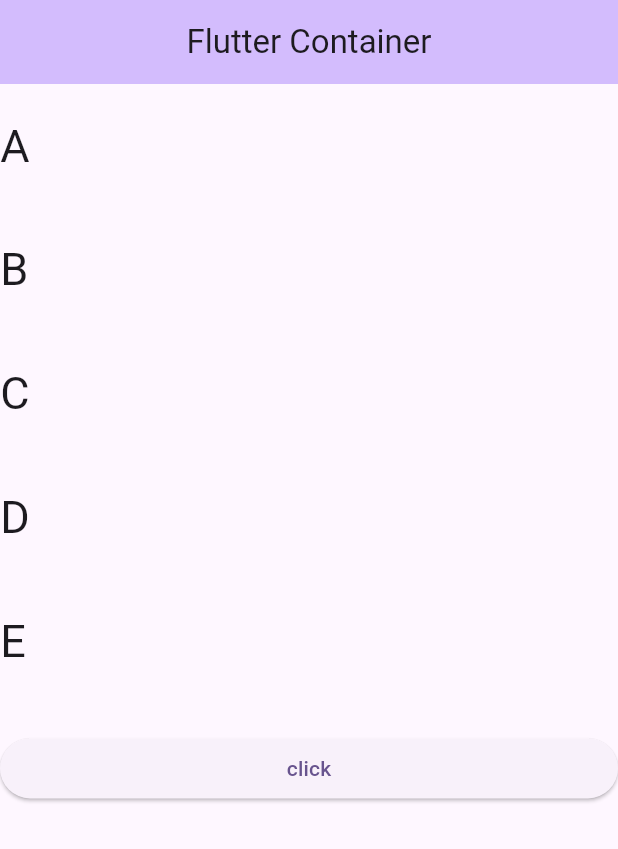
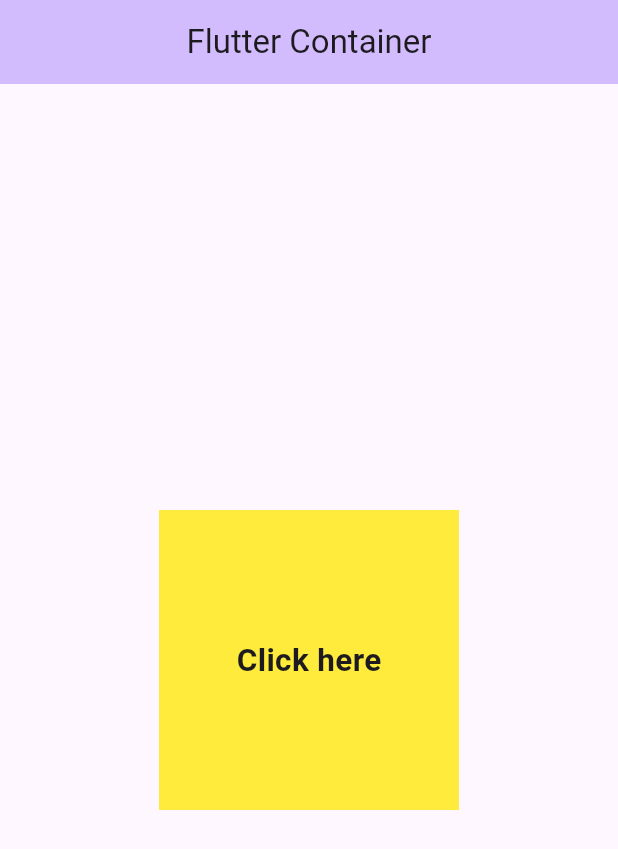
Before and after one commit to priyanshudekate01/learningFlutter, a Flutter app: the screen it shows after launch, on a phone screen of 412 x 824 dp. Shown: the top 849 px of the screen. Run offline on Flutter 3.47's test engine with Material 3 defaults, Android fonts, the phone set to English and light mode, and no system bars.

Commit message:
learn InkWell Widget for making unclickable element clickable

```diff
--- a/lib/main.dart
+++ b/lib/main.dart
@@ -50,41 +50,28 @@ class _MyHomePageState extends State<MyHomePage> {
       ),
 
 
-      body: Container(
-        height: 500,
-            width: 500,
-            child: Column(
-              mainAxisAlignment: MainAxisAlignment.spaceAround,
-              crossAxisAlignment: CrossAxisAlignment.stretch,
-              children: [
+      body: Center(
+        child: InkWell(
+          onTap: (){
+            print('on Tab');
+          },
+          onDoubleTap: (){
+            print('Double Tab');
+          },
+          onLongPress: (){
+            print('LongPressed');
+          },
 
-                Text('A',style: TextStyle(fontSize: 30)),
-                    Text('B',style: TextStyle(fontSize: 30)),
-                    Text('C',style: TextStyle(fontSize: 30)),
-                    Text('D',style: TextStyle(fontSize: 30)),
-                    Text('E',style: TextStyle(fontSize: 30)),
-                ElevatedButton(onPressed: (){
-                  print("helleo");
-                }, child: Text('click'))
-
-
-              ],
-
-
-
-            // Row(
-            //   mainAxisAlignment: MainAxisAlignment.center,
-            //   // crossAxisAlignment: ,
-            //   children: [
-            //     Text('A',style: TextStyle(fontSize: 30)),
-            //     Text('B',style: TextStyle(fontSize: 30)),
-            //     Text('C',style: TextStyle(fontSize: 30)),
-            //     Text('D',style: TextStyle(fontSize: 30)),
-            //     Text('E',style: TextStyle(fontSize: 30))
-            //   ],
-            // )
-
-
+          child: Container(
+            width: 200,
+            height: 200,
+            color: Colors.yellow,
+            child: Center(child: InkWell(
+              onTap: (){
+                print('text Clicked');
+              },
+                child: Text('Click here',style: TextStyle(fontSize: 21, fontWeight: FontWeight.w700),))),
+          ),
         ),
       )
 
```
